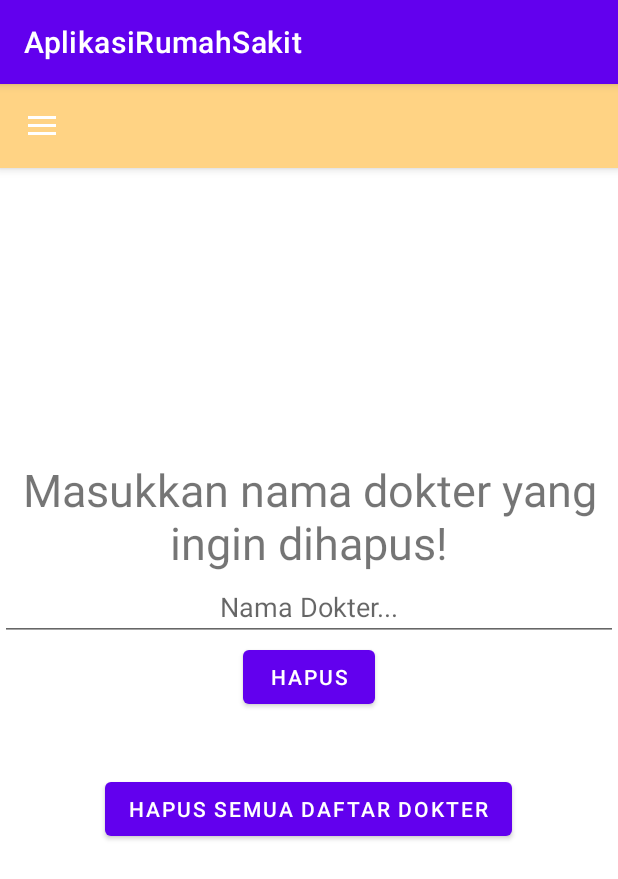
After one commit to vincentiusdaryl/Tubes_P3B, an Android app: the fragment fragment_Deletedokter placed in its activity, on a phone screen of 412 x 824 dp. The commit adds this screen. Shown: the top 879 px of the screen. Run offline under Robolectric (Android 15) with nearby library versions, the phone set to English and light mode, and no system bars.

Commit message:
DB CRUD berhasil sama fitur delete semua data

```diff
--- a/app/src/main/java/com/pppb/aplikasirumahsakit/MainActivity.java
+++ b/app/src/main/java/com/pppb/aplikasirumahsakit/MainActivity.java
@@ -24,6 +24,7 @@ public class MainActivity extends AppCompatActivity {
     protected fragment_dokter fragmentDokter;
     protected fragment_buatjanji fragmentBuatjanji;
     protected fragment_tambahdokter fragmentTambahdokter;
+    protected fragment_Deletedokter fragmentDeletedokter;
 
 
     @Override
@@ -36,6 +37,7 @@ public class MainActivity extends AppCompatActivity {
         this.fragmentDokter = fragment_dokter.newInstance();
         this.fragmentBuatjanji = fragment_buatjanji.newInstance();
         this.fragmentTambahdokter = fragment_tambahdokter.newInstance();
+        this.fragmentDeletedokter = fragment_Deletedokter.newInstance();
         drawer = binding.drawerLayout;
 
         fragmentManager = getSupportFragmentManager();
@@ -76,6 +78,9 @@ public class MainActivity extends AppCompatActivity {
         else if(page==4){
             ft.replace(binding.fragmentContainer.getId(),this.fragmentTambahdokter).addToBackStack(null).setReorderingAllowed(true);
         }
+        else if(page==5){
+            ft.replace(binding.fragmentContainer.getId(),this.fragmentDeletedokter).addToBackStack(null).setReorderingAllowed(true);
+        }
         ft.commit();
         drawer.closeDrawers();
     }
--- /dev/null
+++ b/app/src/main/java/com/pppb/aplikasirumahsakit/fragment_Deletedokter.java
@@ -0,0 +1,47 @@
+package com.pppb.aplikasirumahsakit;
+
+import android.os.Bundle;
+import android.view.LayoutInflater;
+import android.view.View;
+import android.view.ViewGroup;
+import android.widget.Toast;
+
+import androidx.fragment.app.Fragment;
+import com.pppb.aplikasirumahsakit.databinding.FragmentDeletedokterBinding;
+
+public class fragment_Deletedokter extends Fragment {
+    FragmentDeletedokterBinding binding;
+    dbDokterAdapter db;
+
+    public fragment_Deletedokter(){
+
+    }
+    public static fragment_Deletedokter newInstance(){
+        fragment_Deletedokter fragment = new fragment_Deletedokter();
+        return fragment;
+    }
+
+    public View onCreateView(LayoutInflater inflater, ViewGroup container, Bundle savedInstanceState){
+        binding = FragmentDeletedokterBinding.inflate(inflater);
+        binding.buttonHapus.setOnClickListener(this::onClick);
+        binding.buttonHapusSemua.setOnClickListener(this::onClickhapusSemua);
+        db = new dbDokterAdapter(getActivity());
+        return binding.getRoot();
+    }
+
+    private void onClick(View view) {
+        String namaDokter = binding.etNamaDokterDihapus.getText().toString();
+        if(namaDokter == ""){
+            Toast.makeText(getActivity(), "Nama Dokter Kosong", Toast.LENGTH_SHORT).show();
+        }else{
+            db.deleteBarisNama(namaDokter);
+            Toast.makeText(getActivity(), "Data dokter berhasil dihapus", Toast.LENGTH_SHORT).show();
+        }
+    }
+
+    private void onClickhapusSemua(View view){
+        db.deleteAll();
+        Toast.makeText(getActivity(), "Data dokter berhasil dihapus semua", Toast.LENGTH_SHORT).show();
+    }
+
+}
--- a/app/src/main/java/com/pppb/aplikasirumahsakit/fragment_tambahdokter.java
+++ b/app/src/main/java/com/pppb/aplikasirumahsakit/fragment_tambahdokter.java
@@ -1,10 +1,12 @@
 package com.pppb.aplikasirumahsakit;
 
 import android.database.Cursor;
+import android.database.sqlite.SQLiteDatabase;
 import android.os.Bundle;
 import android.view.LayoutInflater;
 import android.view.View;
 import android.view.ViewGroup;
+import android.widget.ArrayAdapter;
 import android.widget.ListView;
 import android.widget.SimpleCursorAdapter;
 import android.widget.Toast;
@@ -15,10 +17,12 @@ import com.pppb.aplikasirumahsakit.databinding.FragmentTambahdokterBinding;
 import java.util.ArrayList;
 
 public class fragment_tambahdokter extends Fragment {
-
+SimpleCursorAdapter myAdapter;
 FragmentTambahdokterBinding binding;
 dbDokterAdapter db;
+ListView dokterList;
 ArrayList<String> listItems;
+ArrayAdapter adapter;
 private dokter dokters;
 
     public fragment_tambahdokter(){
@@ -32,7 +36,8 @@ private dokter dokters;
 
     public View onCreateView(LayoutInflater inflater, ViewGroup container, Bundle savedInstanceState){
         binding = FragmentTambahdokterBinding.inflate(inflater);
-        openDB();
+//        viewData();
+        db = new dbDokterAdapter(getActivity());
 
         listItems = new ArrayList<>();
         binding.btnAdd.setOnClickListener(this::onClick);
@@ -56,26 +61,24 @@ private dokter dokters;
         }
         else{
             db.insertBaris(name,spesialis,noTelp);
-            isiListView();
             Toast.makeText(getContext(), "Data dokter berhasil disimpan!", Toast.LENGTH_SHORT).show();
         }
     }
 
-    //ngisi listviewnya dengan data dari db
-    public void isiListView(){
-        Cursor cursor = db.getSemuaBaris();
-        String[] fieldnames = new String[] {dbDokterAdapter.KEY_ID,dbDokterAdapter.KEY_NAMA,dbDokterAdapter.KEY_SPESIALIS,dbDokterAdapter.KEY_NOTELP};
-        int[] viewIDS = new int[] {R.id.idDokter,R.id.namaDokter,R.id.spesialisDokter,R.id.noTelp};
-        SimpleCursorAdapter myAdapter;
-        myAdapter = new SimpleCursorAdapter(getContext(),R.layout.list_dokter,cursor,fieldnames,viewIDS,0);
-        ListView myList = (ListView)getView().findViewById(R.id.lstViewDokter);
-        myList.setAdapter(myAdapter);
-    }
 
-    //buka DBnya
-    private void openDB(){
-        db = new dbDokterAdapter(getActivity());
-        db.open();
-    }
-
+//    private void viewData(){ method view data masih error
+//        Cursor cursor = db.viewData();
+//        if(cursor.getCount()==0){
+//            Toast.makeText(getActivity(), "Tabel Doktor kosong", Toast.LENGTH_SHORT).show();
+//        }else{
+//            while(cursor.moveToNext()){
+//                listItems.add(cursor.getString(0));
+//                listItems.add(cursor.getString(1));
+//                listItems.add(cursor.getString(2));
+//                listItems.add(cursor.getString(3));
+//            }
+//            adapter = new ArrayAdapter(getContext(),R.layout.list_dokter,listItems);
+//            dokterList.setAdapter(adapter);
+//        }
+//    }
 }
--- /dev/null
+++ b/app/src/main/res/layout/fragment_deletedokter.xml
@@ -0,0 +1,47 @@
+<?xml version="1.0" encoding="utf-8"?>
+<LinearLayout
+    xmlns:android="http://schemas.android.com/apk/res/android"
+    android:layout_width="match_parent"
+    android:layout_height="match_parent"
+    android:layout_gravity="center"
+    android:orientation="vertical"
+    >
+    <LinearLayout
+        android:layout_width="match_parent"
+        android:layout_height="wrap_content"
+        android:layout_gravity="center"
+        android:gravity="center"
+        android:orientation="vertical"
+        android:layout_marginTop="250dp"
+        >
+        <TextView
+            android:gravity="center"
+            android:layout_width="wrap_content"
+            android:layout_height="wrap_content"
+            android:text="Masukkan nama dokter yang ingin dihapus!"
+            android:textSize="30dp"
+            />
+        <EditText
+            android:gravity="center"
+            android:layout_width="match_parent"
+            android:layout_height="wrap_content"
+            android:hint="Nama Dokter..."
+            android:id="@+id/etNamaDokterDihapus"
+            />
+        <Button
+            android:layout_width="wrap_content"
+            android:layout_height="match_parent"
+            android:text="Hapus"
+            android:id="@+id/buttonHapus"
+            />
+        <Button
+            android:layout_marginTop="40dp"
+            android:layout_width="wrap_content"
+            android:layout_height="match_parent"
+            android:text="Hapus Semua Daftar Dokter"
+            android:id="@+id/buttonHapusSemua"
+            />
+
+    </LinearLayout>
+
+</LinearLayout>
--- a/app/src/main/res/layout/fragment_list_dokter.xml
+++ b/app/src/main/res/layout/fragment_list_dokter.xml
@@ -66,6 +66,7 @@
             android:layout_height="wrap_content"
             android:layout_marginEnd="8dp"
             android:text="Tambah Dokter"
+            android:textColor="@color/black"
             app:layout_constraintBottom_toBottomOf="@+id/fabTambahDokter"
             app:layout_constraintEnd_toStartOf="@+id/fabTambahDokter"
             app:layout_constraintTop_toTopOf="@+id/fabTambahDokter" />
@@ -86,6 +87,7 @@
             android:layout_height="wrap_content"
             android:layout_marginEnd="8dp"
             android:text="Edit Dokter"
+            android:textColor="@color/black"
             app:layout_constraintBottom_toBottomOf="@+id/fabEditDokter"
             app:layout_constraintEnd_toStartOf="@+id/fabEditDokter"
             app:layout_constraintTop_toTopOf="@+id/fabEditDokter" />
@@ -107,6 +109,7 @@
             android:layout_marginEnd="8dp"
             android:text="Delete Dokter"
             app:layout_constraintBottom_toBottomOf="@+id/fabDeleteDokter"
+            android:textColor="@color/black"
             app:layout_constraintEnd_toStartOf="@+id/fabDeleteDokter"
             app:layout_constraintTop_toTopOf="@+id/fabDeleteDokter" />
     </androidx.constraintlayout.widget.ConstraintLayout>
--- a/app/src/main/res/layout/list_dokter.xml
+++ b/app/src/main/res/layout/list_dokter.xml
@@ -1,9 +1,12 @@
 <?xml version="1.0" encoding="utf-8"?>
 <LinearLayout
     xmlns:android="http://schemas.android.com/apk/res/android"
+    xmlns:tools="http://schemas.android.com/tools"
     android:layout_height="match_parent"
     android:layout_width="match_parent"
-    android:orientation="vertical">
+    android:orientation="vertical"
+    tools:context=".fragment_tambahdokter"
+    >
 
     <LinearLayout
         android:layout_width="match_parent"
@@ -12,6 +15,7 @@
         android:foreground="@drawable/customborder"
         android:background="#FFF9B0"
         android:padding="10dp"
+
         >
         <LinearLayout
             android:layout_width="match_parent"
```
Also changed, not shown: app/src/main/java/com/pppb/aplikasirumahsakit/dbDokterAdapter.java (+49 -39 lines), app/src/main/java/com/pppb/aplikasirumahsakit/dokter.java (+39 -54 lines), app/src/main/java/com/pppb/aplikasirumahsakit/fragment_dokter.java (+41 -5 lines), app/src/main/java/com/pppb/aplikasirumahsakit/listDokterAdapter.java (+6 -5 lines).
